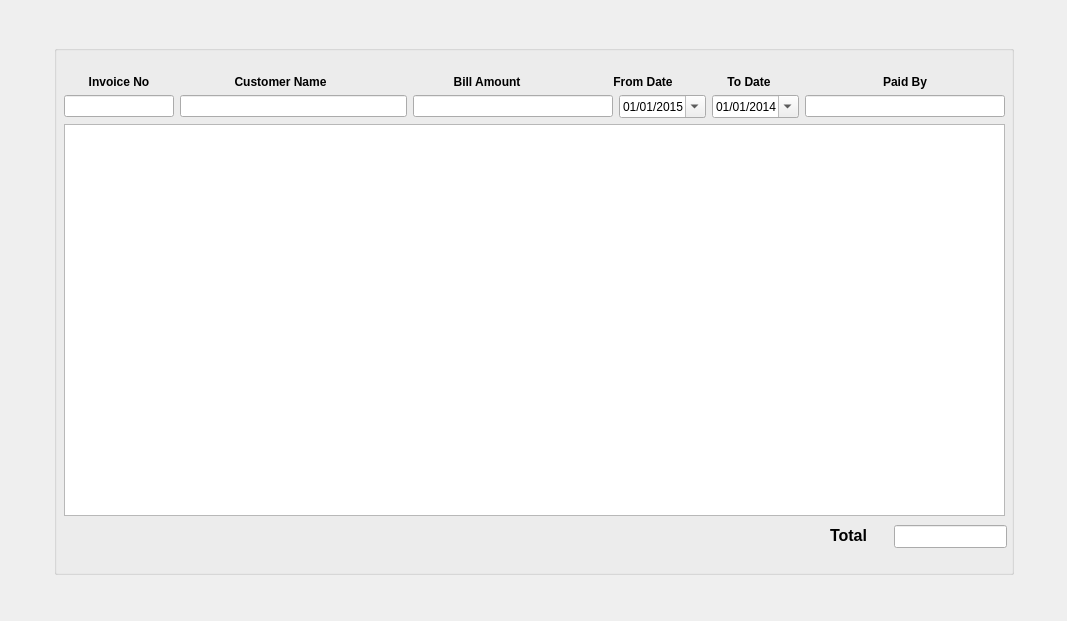
thamizha/angadi, file src/transactionreport.ui: the form before one commit.
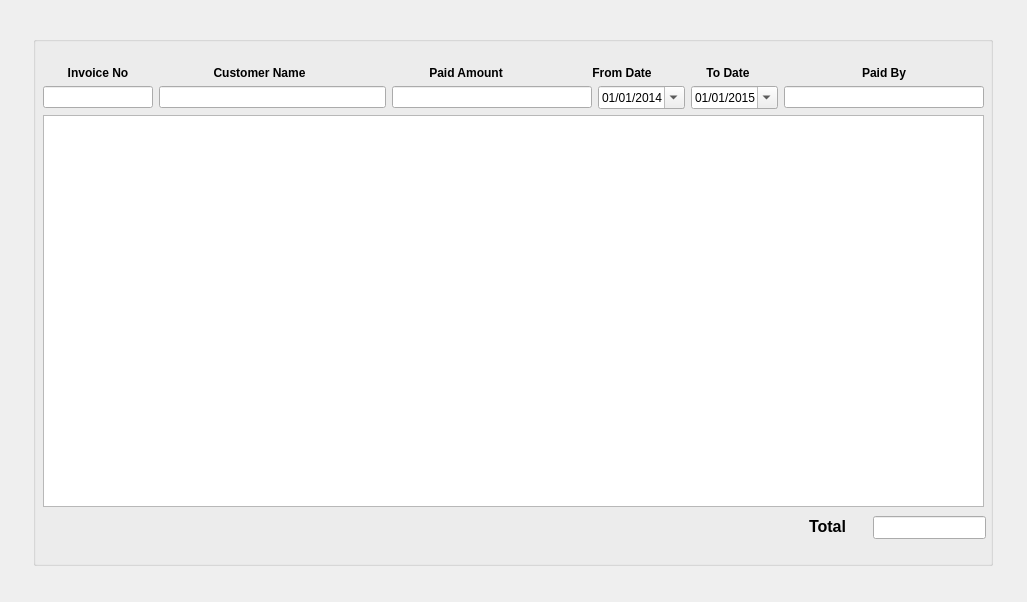
The form after the commit.

Commit message: minor changes in transaction report and bill UI

Diff of the .ui file:
```diff
--- a/src/transactionreport.ui
+++ b/src/transactionreport.ui
@@ -6,8 +6,8 @@
    <rect>
     <x>0</x>
     <y>0</y>
-    <width>1067</width>
-    <height>621</height>
+    <width>1027</width>
+    <height>602</height>
    </rect>
   </property>
   <property name="minimumSize">
@@ -175,7 +175,7 @@
                 </font>
                </property>
                <property name="text">
-                <string>Bill Amount</string>
+                <string>Paid Amount</string>
                </property>
                <property name="alignment">
                 <set>Qt::AlignCenter</set>
@@ -298,7 +298,7 @@
               </widget>
              </item>
              <item>
-              <widget class="QDateEdit" name="dateEditTo">
+              <widget class="QDateEdit" name="dateEditFrom">
                <property name="minimumSize">
                 <size>
                  <width>80</width>
@@ -319,7 +319,7 @@
                </property>
                <property name="date">
                 <date>
-                 <year>2015</year>
+                 <year>2014</year>
                  <month>1</month>
                  <day>1</day>
                 </date>
@@ -327,7 +327,7 @@
               </widget>
              </item>
              <item>
-              <widget class="QDateEdit" name="dateEditFrom">
+              <widget class="QDateEdit" name="dateEditTo">
                <property name="minimumSize">
                 <size>
                  <width>80</width>
@@ -348,7 +348,7 @@
                </property>
                <property name="date">
                 <date>
-                 <year>2014</year>
+                 <year>2015</year>
                  <month>1</month>
                  <day>1</day>
                 </date>
```
Left out of the diff: 2 changed lines with no effect on the pictures. The commit also changes 2 other files.
